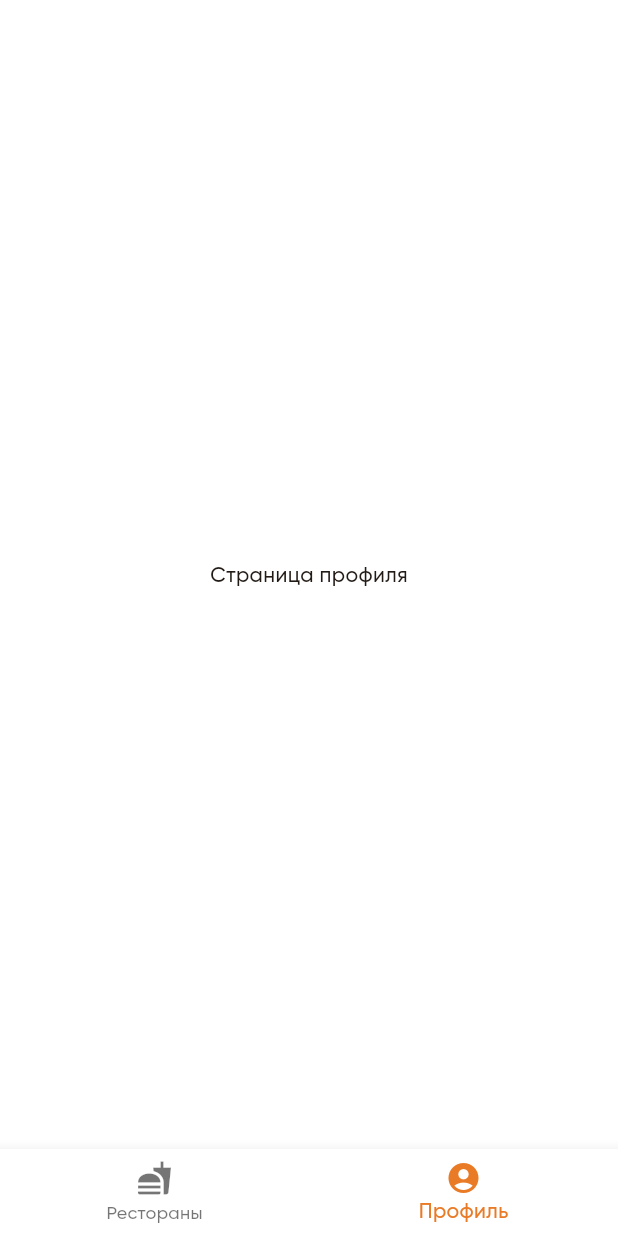
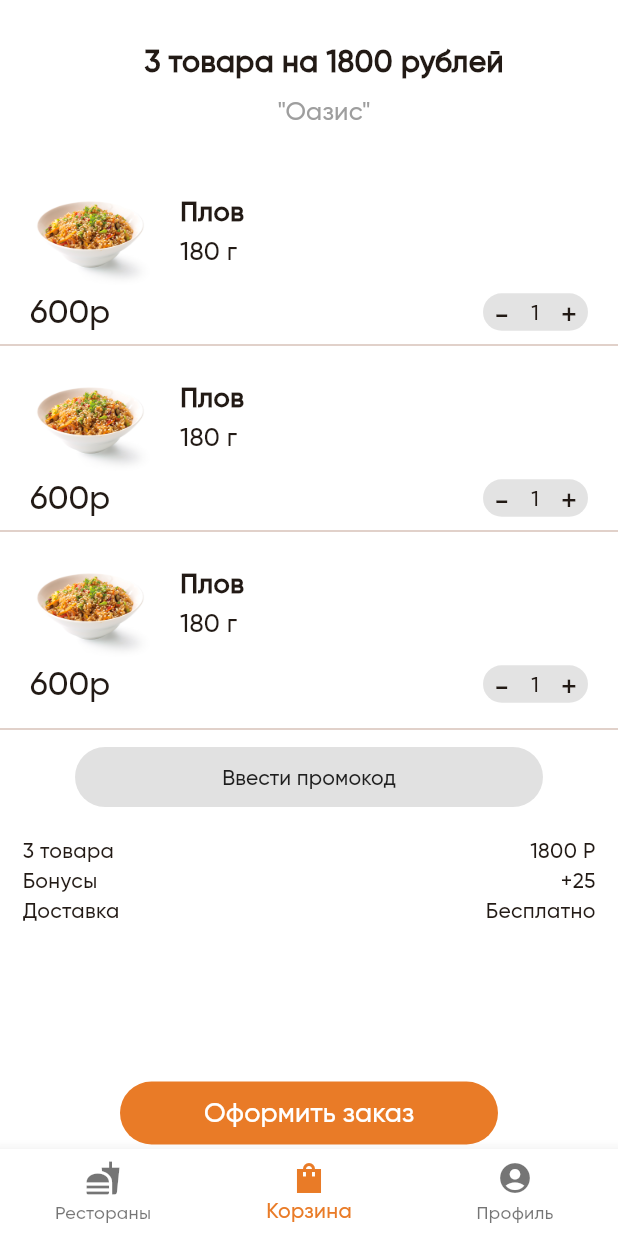
Before and after one commit to Krapotur/snack_time, a Flutter app: the screen it shows after launch, item 2 of the bottom bar chosen, on a phone screen of 412 x 824 dp. Run offline on Flutter 3.47's test engine with Material 3 defaults, Android fonts, the phone set to English and light mode, and no system bars; our stand-ins replace auto_route, dio; network calls fail.

Commit message:
Add basket page

```diff
--- /dev/null
+++ b/lib/features/basket/basket.dart
@@ -0,0 +1 @@
+export 'view/view.dart';
--- /dev/null
+++ b/lib/features/basket/view/basket_screen.dart
@@ -0,0 +1,67 @@
+import 'package:auto_route/auto_route.dart';
+import 'package:flutter/material.dart';
+import 'package:snack_time/features/basket/widgets/widgets.dart';
+
+@RoutePage()
+class BasketScreen extends StatefulWidget {
+  const BasketScreen({super.key});
+
+  @override
+  State<BasketScreen> createState() => _BasketScreenState();
+}
+
+class _BasketScreenState extends State<BasketScreen> {
+  @override
+  Widget build(BuildContext context) {
+    return Scaffold(
+      backgroundColor: Colors.white,
+      body: CustomScrollView(
+        slivers: [
+          const BasketAppBar(),
+          SliverPadding(
+            padding: const EdgeInsets.symmetric(vertical: 8.0),
+            sliver: SliverList.separated(
+              itemCount: 3,
+              separatorBuilder: (context, i) => const Divider(),
+              itemBuilder: (context, i) => Container(
+                padding: const EdgeInsets.symmetric(horizontal: 20),
+                child: const CardOrder(),
+              ),
+            ),
+          ),
+          const SliverToBoxAdapter(child: Divider()),
+          const InputPromocode(),
+
+          SliverToBoxAdapter(
+            child: Container(
+              padding: const EdgeInsets.all(15),
+              child: const Row(
+                mainAxisAlignment: MainAxisAlignment.spaceBetween,
+                children: [
+                  Column(
+                    crossAxisAlignment: CrossAxisAlignment.start,
+                    children: [
+                      Text('3 товара'),
+                      Text('Бонусы'),
+                      Text('Доставка'),
+                    ],
+                  ),
+                  Column(
+                    crossAxisAlignment: CrossAxisAlignment.end,
+                    children: [
+                      Text('1800 Р'),
+                      Text('+25'),
+                      Text('Бесплатно'),
+                    ],
+                  ),
+                ],
+              ),
+            ),
+          )
+          // const InfoAbotDelivery(),
+        ],
+      ),
+      bottomNavigationBar: const BottomNavbar(),
+    );
+  }
+}
--- /dev/null
+++ b/lib/features/basket/view/view.dart
@@ -0,0 +1 @@
+export 'basket_screen.dart';
--- /dev/null
+++ b/lib/features/basket/widgets/bottom_navbar.dart
@@ -0,0 +1,26 @@
+import 'package:flutter/material.dart';
+
+class BottomNavbar extends StatelessWidget {
+  const BottomNavbar({super.key});
+
+  @override
+  Widget build(BuildContext context) {
+    final theme = Theme.of(context);
+    return Padding(
+      padding: const EdgeInsets.symmetric(horizontal: 80),
+      child: SizedBox(
+        width: double.infinity,
+        child: TextButton(
+          style: ButtonStyle(
+            backgroundColor: WidgetStatePropertyAll<Color>(theme.primaryColor),
+          ),
+          onPressed: () {},
+          child: const Text(
+            'Оформить заказ',
+            style: TextStyle(color: Colors.white, fontSize: 18),
+          ),
+        ),
+      ),
+    );
+  }
+}
--- /dev/null
+++ b/lib/features/basket/widgets/card_order.dart
@@ -0,0 +1,55 @@
+import 'package:flutter/material.dart';
+import 'package:snack_time/features/basket/widgets/widgets.dart';
+
+class CardOrder extends StatelessWidget {
+  const CardOrder({
+    super.key,
+  });
+
+  @override
+  Widget build(BuildContext context) {
+    final theme = Theme.of(context);
+    return Column(
+      crossAxisAlignment: CrossAxisAlignment.start,
+      children: [
+        Row(
+          mainAxisAlignment: MainAxisAlignment.spaceBetween,
+          children: [
+            Row(
+              children: [
+                Container(
+                  height: 80,
+                  width: 80,
+                  decoration: BoxDecoration(
+                    borderRadius: BorderRadiusDirectional.circular(10),
+                    image: const DecorationImage(
+                        image: AssetImage('assets/img/plov.jpg'),
+                        fit: BoxFit.cover),
+                  ),
+                ),
+                const SizedBox(
+                  width: 20,
+                ),
+                Column(
+                  crossAxisAlignment: CrossAxisAlignment.start,
+                  children: [
+                    const Text(
+                      'Плов',
+                      style:
+                          TextStyle(fontWeight: FontWeight.bold, fontSize: 18),
+                    ),
+                    Text(
+                      '180 г',
+                      style: theme.textTheme.titleMedium,
+                    ),
+                  ],
+                ),
+              ],
+            ),
+          ],
+        ),
+        const RowPriceAndQuantity(),
+      ],
+    );
+  }
+}
--- /dev/null
+++ b/lib/features/basket/widgets/row_price_and_quantity.dart
@@ -0,0 +1,46 @@
+import 'package:flutter/material.dart';
+
+class RowPriceAndQuantity extends StatelessWidget {
+  const RowPriceAndQuantity({
+    super.key,
+  });
+
+  @override
+  Widget build(BuildContext context) {
+    final theme = Theme.of(context);
+    return SizedBox(
+      width: double.infinity,
+      child: Row(
+        mainAxisAlignment: MainAxisAlignment.spaceBetween,
+        children: [
+          Text(
+            '600р',
+            style: theme.textTheme.titleLarge,
+          ),
+          Container(
+            height: 25,
+            width: 70,
+            decoration: BoxDecoration(
+              color: const Color.fromARGB(255, 227, 227, 227),
+              borderRadius: BorderRadius.circular(20),
+            ),
+            child: const Row(
+              mainAxisAlignment: MainAxisAlignment.spaceAround,
+              children: [
+                Text(
+                  '-',
+                  style: TextStyle(fontSize: 20),
+                ),
+                Text('1'),
+                Text(
+                  '+',
+                  style: TextStyle(fontSize: 20),
+                ),
+              ],
+            ),
+          ),
+        ],
+      ),
+    );
+  }
+}
--- /dev/null
+++ b/lib/features/basket/widgets/widgets.dart
@@ -0,0 +1,6 @@
+export './input_promocode.dart';
+export 'basket_app_bar.dart';
+export 'bottom_navbar.dart';
+export 'card_order.dart';
+export 'info_about_delivery.dart';
+export 'row_price_and_quantity.dart';
--- a/lib/features/home/view/home_screen.dart
+++ b/lib/features/home/view/home_screen.dart
@@ -14,10 +14,10 @@ class _HomeScreenState extends State<HomeScreen> {
   @override
   Widget build(BuildContext context) {
     return AutoTabsRouter(
-      curve: Curves.easeInCubic,
-      // duration: Duration(milliseconds: 000),
+      // curve: Curves.easeInCubic,
       routes: const [
         RestaurantListRoute(),
+        BasketRoute(),
         ProfileRoute(),
       ],
       builder: (context, child) {
@@ -32,12 +32,29 @@ class _HomeScreenState extends State<HomeScreen> {
             items: const [
               BottomNavigationBarItem(
                   icon: Icon(Icons.fastfood), label: 'Рестораны'),
-              // BottomNavigationBarItem(
-              // icon: Icon(Icons.shopping_bag_sharp), label: 'Корзина'),
+              BottomNavigationBarItem(
+                  icon: Icon(Icons.shopping_bag_sharp), label: 'Корзина'),
               BottomNavigationBarItem(
                   icon: Icon(Icons.account_circle_sharp), label: 'Профиль')
             ],
           ),
+          // floatingActionButton: TextButton(
+          //   style: ButtonStyle(
+          //       backgroundColor: WidgetStatePropertyAll<Color>(
+          //           Theme.of(context).primaryColor)),
+          //   onPressed: () => {
+          //     showModalBottomSheet(
+          //       isScrollControlled: true,
+          //       backgroundColor: Colors.transparent,
+          //       context: context,
+          //       builder: (context) => const BasketScreen(),
+          //     ),
+          //   },
+          //   child: const Text(
+          //     'Корзина',
+          //     style: TextStyle(color: Colors.white),
+          //   ),
+          // ),
         );
       },
     );
--- a/lib/router/router.dart
+++ b/lib/router/router.dart
@@ -7,6 +7,7 @@ class AppRouter extends RootStackRouter {
   List<AutoRoute> get routes => [
         AutoRoute(path: '/', page: HomeRoute.page, children: [
           AutoRoute(path: 'restaurantList', page: RestaurantListRoute.page),
+          AutoRoute(path: 'basket', page: BasketRoute.page),
           AutoRoute(path: 'profile', page: ProfileRoute.page),
         ]),
         AutoRoute(path: '/restaurant', page: RestaurantRoute.page),
```
Also changed, not shown: lib/features/basket/widgets/basket_app_bar.dart (added, +40 -0 lines), lib/features/basket/widgets/info_about_delivery.dart (added, +53 -0 lines), lib/features/basket/widgets/input_promocode.dart (added, +27 -0 lines), assets/img/Screenshot_1.jpg (deleted), assets/img/dostavka.png (added), assets/img/plov.jpg (added), lib/router/router.gr.dart.
